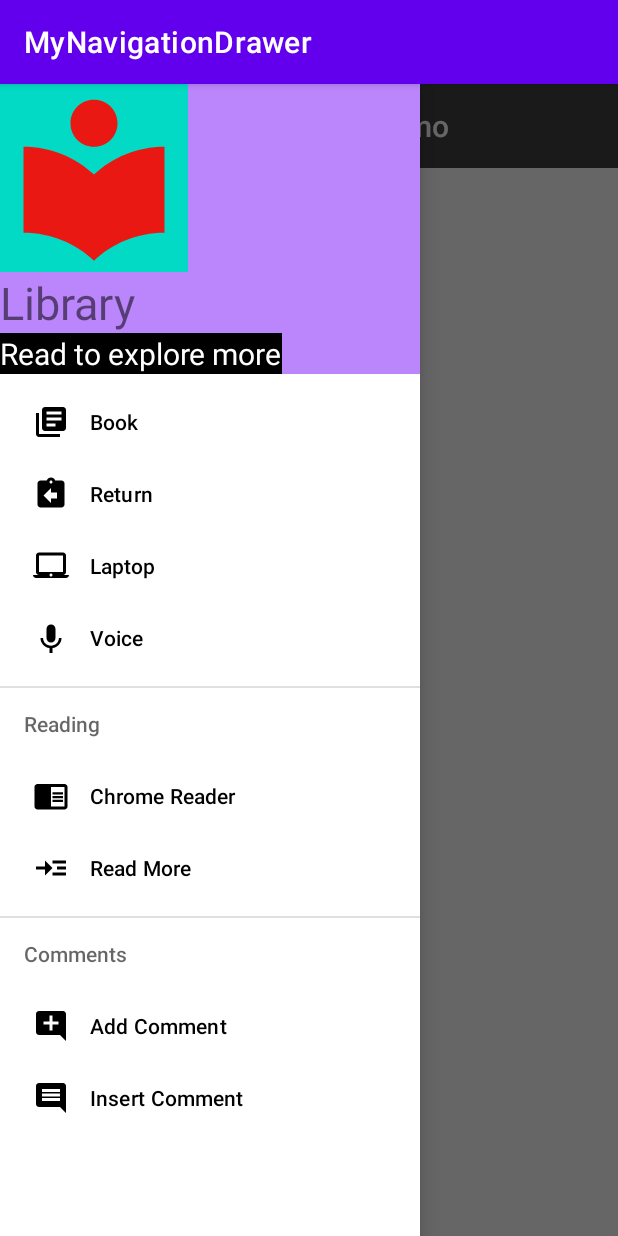
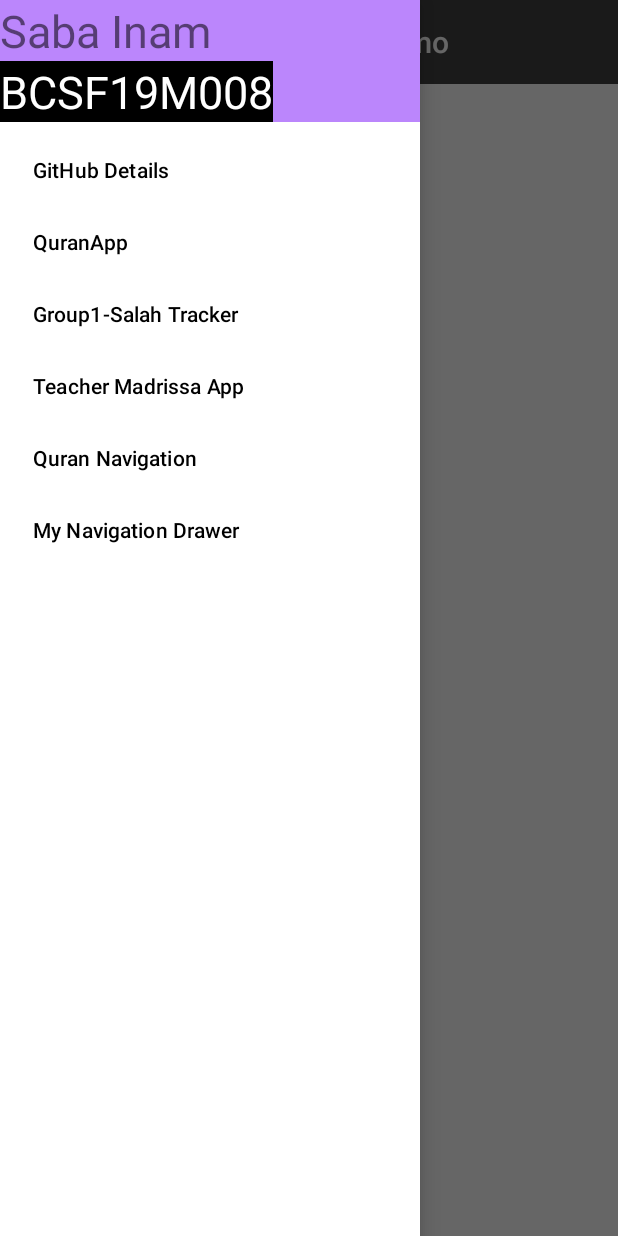
Before and after one commit to SabaInam7/MyNavigationBar, an Android app: the screen it shows after launch (MainActivity), with the side drawer open, on a phone screen of 412 x 824 dp. Run offline under Robolectric (Android 15) with nearby library versions, the phone set to English and light mode, and no system bars.

Commit message:
main activitys

```diff
--- a/app/build.gradle
+++ b/app/build.gradle
@@ -4,12 +4,12 @@ plugins {
 
 android {
     namespace 'com.example.mynavigationdrawer'
-    compileSdk 32
+    compileSdk 33
 
     defaultConfig {
         applicationId "com.example.mynavigationdrawer"
         minSdk 22
-        targetSdk 32
+        targetSdk 33
         versionCode 1
         versionName "1.0"
 
--- a/app/src/main/res/layout/activity_main.xml
+++ b/app/src/main/res/layout/activity_main.xml
@@ -25,13 +25,14 @@
     </RelativeLayout>
 
     <com.google.android.material.navigation.NavigationView
-        android:id="@+id/nav_view"
+        android:id="@+id/navView"
         android:layout_gravity="start"
         android:layout_height="match_parent"
         android:layout_width="wrap_content"
         app:headerLayout="@layout/header"
+        tools:ignore="MissingConstraints"
         app:menu="@menu/main_menu"
-        tools:ignore="MissingConstraints" />
+         />
 
 
 
--- a/app/src/main/res/layout/header.xml
+++ b/app/src/main/res/layout/header.xml
@@ -3,23 +3,19 @@
     android:orientation="vertical" android:layout_width="match_parent"
     android:layout_height="match_parent"
     android:background="@color/purple_200">
-    <ImageView
-        android:layout_width="125dp"
-        android:layout_height="125dp"
-        android:background="@color/teal_200"
-        android:src="@drawable/local_library" />
+
 
     <TextView
         android:layout_width="wrap_content"
         android:layout_height="wrap_content"
-        android:text="Library"
+        android:text="Saba Inam"
         android:textSize="30sp" />
 
     <TextView
         android:layout_width="wrap_content"
         android:layout_height="wrap_content"
-        android:text="Read to explore more"
+        android:text="BCSF19M008"
         android:textColor="@color/white"
         android:background="@color/black"
-        android:textSize="20sp" />
+        android:textSize="30sp" />
 </LinearLayout>
--- a/app/src/main/res/menu/main_menu.xml
+++ b/app/src/main/res/menu/main_menu.xml
@@ -3,58 +3,29 @@
 
     <group android:checkableBehavior="single">
         <item
-            android:id="@+id/nav_book"
-            android:icon="@drawable/book"
-            android:title="Book" />
+            android:id="@+id/nav_gitHubDetails"
+            android:title="GitHub Details" />
 
         <item
-            android:id="@+id/nav_return"
-            android:icon="@drawable/returrn"
-            android:title="Return" />
+            android:id="@+id/QuranApp"
+            android:title="QuranApp" />
 
         <item
-            android:id="@+id/nav_laptop"
-            android:icon="@drawable/laptop"
-            android:title="Laptop" />
+            android:id="@+id/SalahTracker"
+            android:title="Group1-Salah Tracker" />
 
         <item
-            android:id="@+id/nav_voice"
-            android:icon="@drawable/voice"
-            android:title="Voice" />
+            android:id="@+id/Teacher_Madrissa_App"
+            android:title="Teacher Madrissa App" />
+        <item
+            android:id="@+id/Quran_Navigation"
+            android:title="Quran Navigation" />
+        <item
+            android:id="@+id/My_Navigation_Drawer"
+            android:title="My Navigation Drawer" />
+
 
     </group>
 
 
-    <item android:title="Reading">
-        <menu>
-            <group android:checkableBehavior="single">
-                <item
-                    android:id="@+id/nav_chrome_reader"
-                    android:icon="@drawable/chrome_reader"
-                    android:title="Chrome Reader" />
-                <item
-                    android:id="@+id/nav_rea_more"
-                    android:icon="@drawable/read_more"
-                    android:title="Read More" />
-            </group>
-        </menu>
-    </item>
-
-    <item android:title="Comments">
-        <menu>
-            <group android:checkableBehavior="single">
-                <item
-                    android:id="@+id/Nav_add_comment"
-                    android:icon="@drawable/add_comment"
-                    android:title="Add Comment" />
-                <item
-                    android:id="@+id/nav_insert_comment"
-                    android:icon="@drawable/insert_comment"
-                    android:title="Insert Comment" />
-            </group>
-        </menu>
-    </item>
-
-
-
 </menu>
--- a/app/src/main/res/values/themes.xml
+++ b/app/src/main/res/values/themes.xml
@@ -1,6 +1,6 @@
 <resources xmlns:tools="http://schemas.android.com/tools">
     <!-- Base application theme. -->
-    <style name="Theme.MyNavigationDrawer" parent="Theme.MaterialComponents.DayNight.DarkActionBar">
+    <style name="Theme.MyNavigationDrawer" parent="Theme.MaterialComponents.DayNight.NoActionBar">
         <!-- Primary brand color. -->
         <item name="colorPrimary">@color/purple_500</item>
         <item name="colorPrimaryVariant">@color/purple_700</item>
```
Also changed, not shown: app/src/main/java/com/example/mynavigationdrawer/MainActivity.java (+36 -18 lines).
